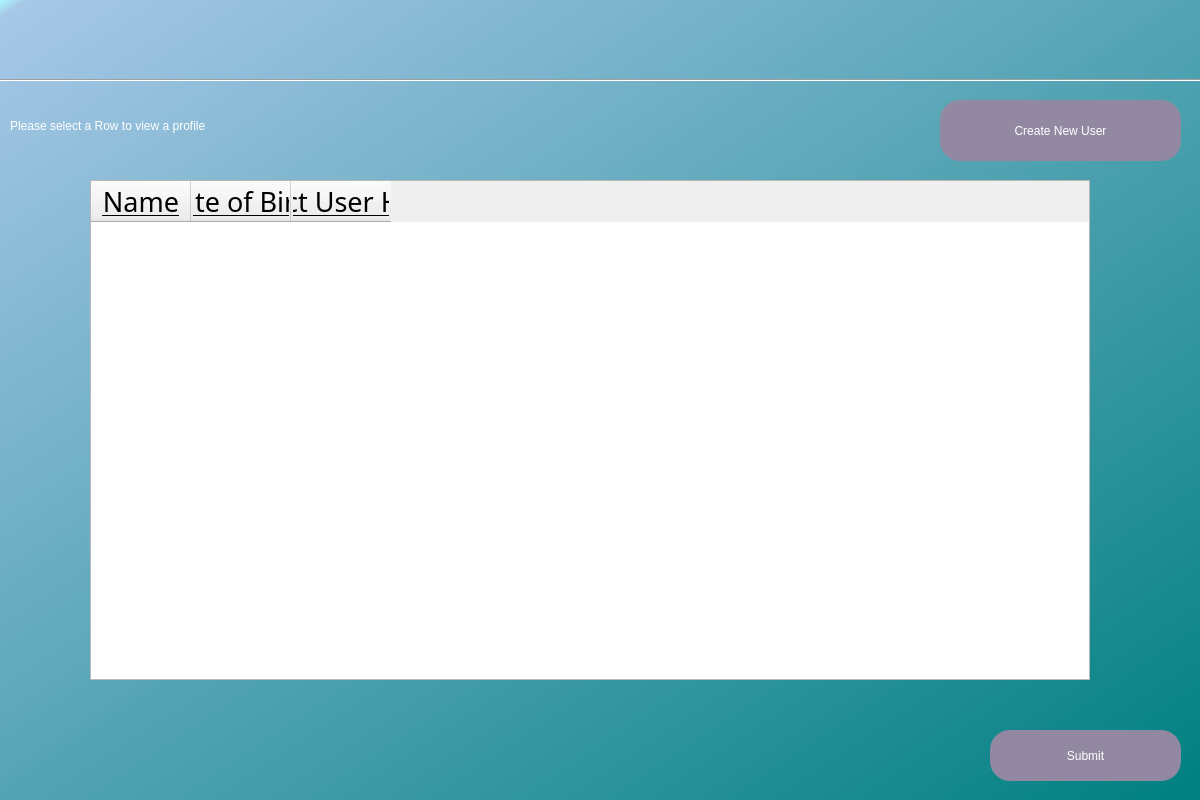
Before: the Qt Designer form UserList.ui in MysticalMango647/RollSmartGui, drawn with Qt 5.
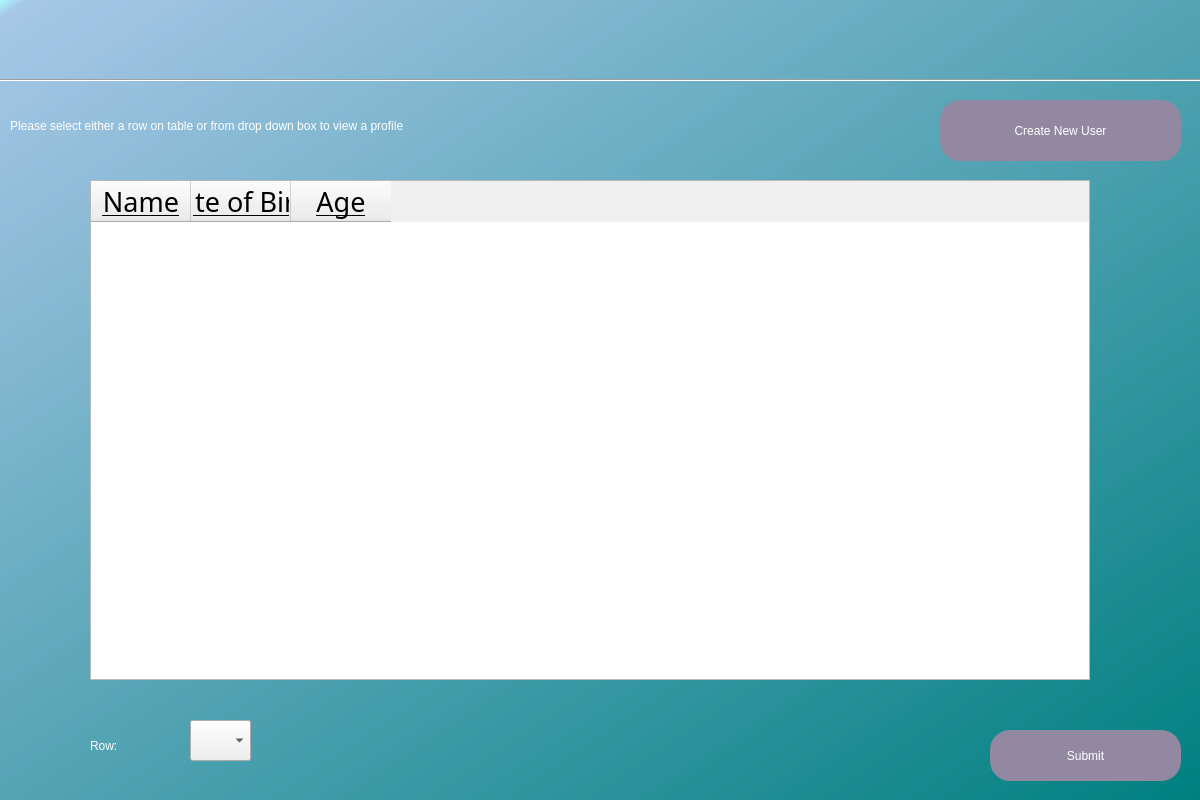
After: the same form once the commit is applied.

What changed in the file:
```diff
--- a/UserList.ui
+++ b/UserList.ui
@@ -59,7 +59,7 @@
      <rect>
       <x>10</x>
       <y>100</y>
-      <width>761</width>
+      <width>931</width>
       <height>51</height>
      </rect>
     </property>
@@ -68,7 +68,7 @@
 color: rgb(255,255,255);</string>
     </property>
     <property name="text">
-     <string>Please select a Row to view a profile</string>
+     <string>Please select either a row on table or from drop down box to view a profile</string>
     </property>
    </widget>
    <widget class="Line" name="line">
@@ -128,7 +128,7 @@
     </column>
     <column>
      <property name="text">
-      <string>Select User Here!</string>
+      <string>Age</string>
      </property>
      <property name="font">
       <font>
@@ -145,9 +145,9 @@
    <widget class="QLabel" name="InvalidSelectionMade">
     <property name="geometry">
      <rect>
-      <x>80</x>
+      <x>810</x>
       <y>720</y>
-      <width>891</width>
+      <width>161</width>
       <height>61</height>
      </rect>
     </property>
@@ -206,6 +206,37 @@
      <string>Submit</string>
     </property>
    </widget>
+   <widget class="QLabel" name="label_8">
+    <property name="geometry">
+     <rect>
+      <x>90</x>
+      <y>730</y>
+      <width>101</width>
+      <height>31</height>
+     </rect>
+    </property>
+    <property name="styleSheet">
+     <string notr="true">font: 30pt &quot;Corbel&quot;;
+color: rgb(255,255,255);</string>
+    </property>
+    <property name="text">
+     <string>Row:</string>
+    </property>
+   </widget>
+   <widget class="QComboBox" name="RowCounterBox">
+    <property name="geometry">
+     <rect>
+      <x>190</x>
+      <y>720</y>
+      <width>61</width>
+      <height>41</height>
+     </rect>
+    </property>
+    <property name="styleSheet">
+     <string notr="true">font: 30pt &quot;Corbel&quot;;
+color: black;</string>
+    </property>
+   </widget>
   </widget>
  </widget>
  <resources/>
```
Left out of the diff: 4 changed lines with no effect on the pictures.
